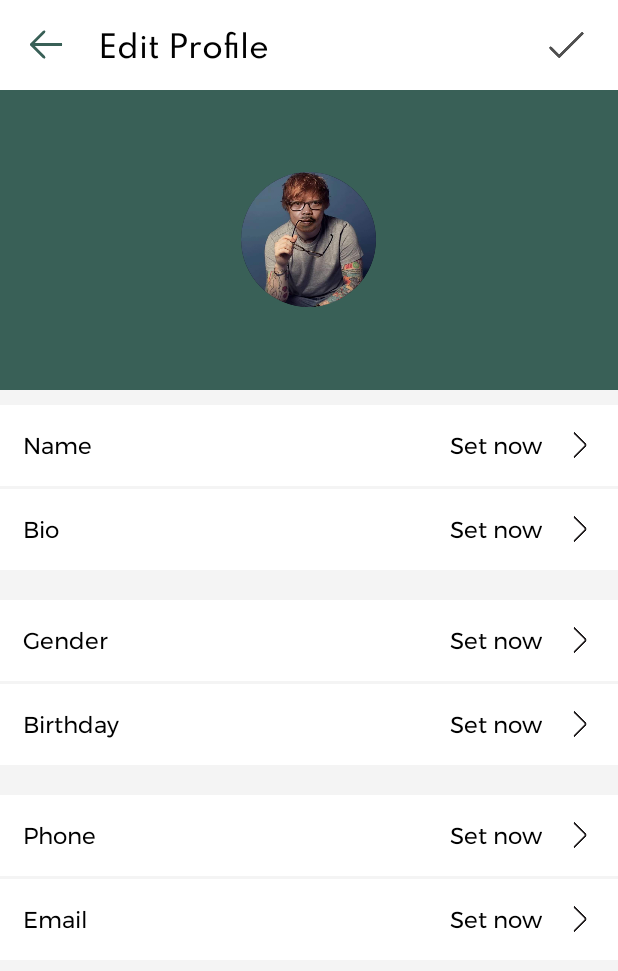
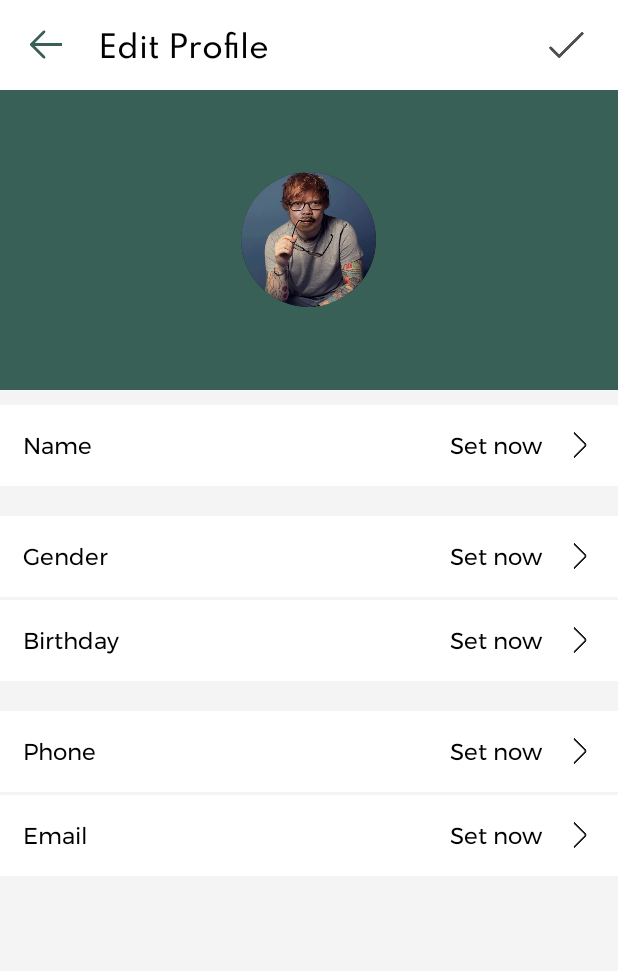
Before and after one commit to Laucs/furnivision-app, an Android app: the layout activity_edit_account.xml on its own in the app's theme, with its tools: preview values and no code run, on a phone screen of 412 x 824 dp. Shown: the top 971 px of the screen. Run offline under Robolectric (Android 15) with nearby library versions, the phone set to English and light mode, and no system bars; Roboto replaces fonts that are not available here.

Commit message:
removed bio page

```diff
--- a/app/src/main/res/layout/activity_edit_account.xml
+++ b/app/src/main/res/layout/activity_edit_account.xml
@@ -117,47 +117,7 @@
                     android:background="@drawable/right_next_icon" />
             </RelativeLayout>
 
-            <RelativeLayout
-                android:id="@+id/changeBioButton"
-                android:layout_width="match_parent"
-                android:layout_height="wrap_content"
-                android:orientation="horizontal"
-                android:background="@color/white"
-                android:layout_marginTop="2dp"
-                android:paddingTop="15dp"
-                android:paddingBottom="15dp">
 
-                <TextView
-                    android:id="@+id/bioLabel"
-                    android:layout_width="wrap_content"
-                    android:layout_height="wrap_content"
-                    android:text="Bio"
-                    android:layout_centerVertical="true"
-                    android:textSize="15sp"
-                    android:fontFamily="@font/montserrat"
-                    android:textColor="@color/black"
-                    android:layout_marginStart="15dp"/>
-
-                <TextView
-                    android:id="@+id/bioTV"
-                    android:layout_width="wrap_content"
-                    android:layout_height="wrap_content"
-                    android:text="Set now"
-                    android:layout_toStartOf="@id/bioEditBtn"
-                    android:textSize="15sp"
-                    android:fontFamily="@font/montserrat"
-                    android:textColor="@color/black"
-                    android:layout_marginEnd="15dp"/>
-
-                <ImageButton
-                    android:id="@+id/bioEditBtn"
-                    android:layout_width="20dp"
-                    android:layout_height="20dp"
-                    android:layout_centerVertical="true"
-                    android:layout_alignParentEnd="true"
-                    android:layout_marginEnd="15dp"
-                    android:background="@drawable/right_next_icon" />
-            </RelativeLayout>
 
             <RelativeLayout
                 android:id="@+id/changeGenderButton"
--- a/app/src/main/res/layout/activity_edit_email.xml
+++ b/app/src/main/res/layout/activity_edit_email.xml
@@ -61,7 +61,7 @@
                 android:src="@drawable/email_icon" />
 
             <EditText
-                android:id="@+id/editNameET"
+                android:id="@+id/editEmailET"
                 android:layout_width="match_parent"
                 android:layout_height="wrap_content"
                 android:background="@color/white"
@@ -75,7 +75,7 @@
                 android:layout_width="match_parent"
                 android:layout_height="2dp"
                 android:background="#d9d9d9"
-                android:layout_below="@id/editNameET" />
+                android:layout_below="@id/editEmailET" />
 
         </RelativeLayout>
 
```
Also changed, not shown: app/src/main/java/com/alvarez/furnivisionapp/MainActivity.kt (+35 -11 lines), app/src/main/res/layout/activity_edit_bio.xml (deleted, +0 -79 lines), app/src/main/res/layout/activity_payment_methods.xml (+20 -61 lines).
